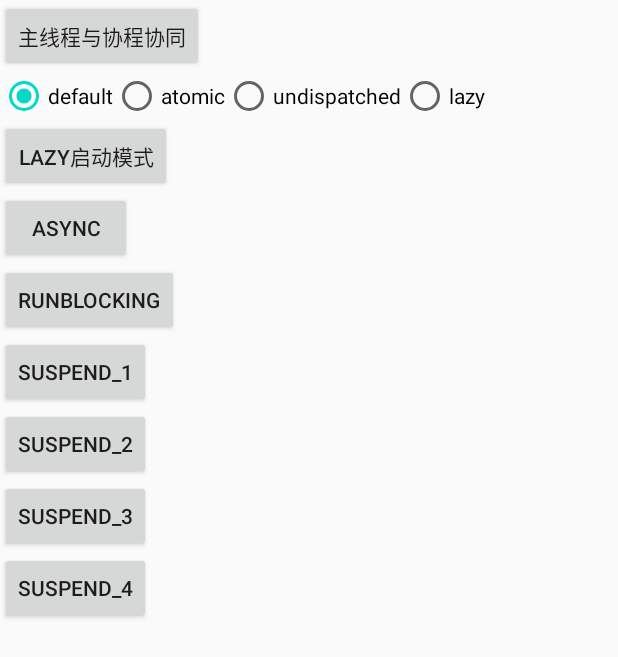
After one commit to ChanningShaw/AndroidPlayground, an Android app: the CoroutineActivity screen opened directly, with no data from a screen before it, on a phone screen of 412 x 824 dp. The commit adds this screen. Shown: the top 657 px of the screen. Run offline under Robolectric (Android 15) with nearby library versions, the phone set to English and light mode, and no system bars.

Commit message:
add some kotlint coroutine demos

```diff
--- a/app/src/main/AndroidManifest.xml
+++ b/app/src/main/AndroidManifest.xml
@@ -20,7 +20,7 @@
         <activity android:name=".render.MatrixDemoActivity" />
         <activity android:name=".render.DrawTextDemoActivity" />
         <activity android:name=".planegeometry.PlaneGeometryActivity" />
-        <activity android:name=".sort.SortActivity" />
+        <activity android:name=".sort.SortActivity" /><activity android:name=".kotlin.CoroutineActivity" /><activity android:name=".kotlin.FlowActivity" />
     </application>
 
 </manifest>
--- a/app/src/main/java/com/wedream/demo/MainActivity.kt
+++ b/app/src/main/java/com/wedream/demo/MainActivity.kt
@@ -7,6 +7,8 @@ import androidx.recyclerview.widget.RecyclerView
 import com.wedream.demo.app.MyApplication
 import com.wedream.demo.category.CategoryAdapter
 import com.wedream.demo.common.CommonAdapter
+import com.wedream.demo.kotlin.CoroutineActivity
+import com.wedream.demo.kotlin.FlowActivity
 import com.wedream.demo.render.DrawTextDemoActivity
 import com.wedream.demo.render.MatrixDemoActivity
 import com.wedream.demo.planegeometry.PlaneGeometryActivity
@@ -19,6 +21,8 @@ class MainActivity : AppCompatActivity() {
             MatrixDemoActivity::class.java,
             DrawTextDemoActivity::class.java,
             PlaneGeometryActivity::class.java,
+            CoroutineActivity::class.java,
+            FlowActivity::class.java,
             SortActivity::class.java
         )
     }
--- a/app/src/main/java/com/wedream/demo/sort/SortActivity.kt
+++ b/app/src/main/java/com/wedream/demo/sort/SortActivity.kt
@@ -49,7 +49,7 @@ class SortActivity : AppCompatActivity() {
         super.onStop()
     }
 
-    enum class SortAlgorithmType{
+    enum class SortAlgorithmType {
         Bubble, Select, Insert, Shell
     }
 }
--- /dev/null
+++ b/app/src/main/res/layout/activity_coroutine.xml
@@ -0,0 +1,89 @@
+<?xml version="1.0" encoding="utf-8"?>
+<LinearLayout xmlns:android="http://schemas.android.com/apk/res/android"
+  android:layout_width="match_parent"
+  android:layout_height="match_parent"
+  android:orientation="vertical">
+
+  <Button
+    android:id="@+id/launch"
+    android:layout_width="wrap_content"
+    android:layout_height="wrap_content"
+    android:text="主线程与协程协同" />
+
+  <RadioGroup
+    android:id="@+id/rg_start_modes"
+    android:layout_width="match_parent"
+    android:layout_height="wrap_content"
+    android:orientation="horizontal">
+
+    <RadioButton
+      android:id="@+id/start_mode_default"
+      android:layout_width="wrap_content"
+      android:layout_height="wrap_content"
+      android:checked="true"
+      android:text="default" />
+
+    <RadioButton
+      android:id="@+id/start_mode_atomic"
+      android:layout_width="wrap_content"
+      android:layout_height="wrap_content"
+      android:text="atomic" />
+
+
+    <RadioButton
+      android:id="@+id/start_mode_undispatched"
+      android:layout_width="wrap_content"
+      android:layout_height="wrap_content"
+      android:text="undispatched" />
+
+
+    <RadioButton
+      android:id="@+id/start_mode_lazy"
+      android:layout_width="wrap_content"
+      android:layout_height="wrap_content"
+      android:text="lazy" />
+
+  </RadioGroup>
+
+    <Button
+      android:id="@+id/start_mode"
+      android:layout_width="wrap_content"
+      android:layout_height="wrap_content"
+      android:text="LAZY启动模式" />
+
+    <Button
+      android:id="@+id/async"
+      android:layout_width="wrap_content"
+      android:layout_height="wrap_content"
+      android:text="async" />
+
+    <Button
+      android:id="@+id/runBlocking"
+      android:layout_width="wrap_content"
+      android:layout_height="wrap_content"
+      android:text="runBlocking" />
+
+    <Button
+      android:id="@+id/suspend_1"
+      android:layout_width="wrap_content"
+      android:layout_height="wrap_content"
+      android:text="suspend_1" />
+
+    <Button
+  android:id="@+id/suspend_2"
+  android:layout_width="wrap_content"
+  android:layout_height="wrap_content"
+  android:text="suspend_2" />
+
+    <Button
+      android:id="@+id/suspend_3"
+      android:layout_width="wrap_content"
+      android:layout_height="wrap_content"
+      android:text="suspend_3" />
+
+      <Button
+        android:id="@+id/suspend_4"
+        android:layout_width="wrap_content"
+        android:layout_height="wrap_content"
+        android:text="suspend_4" />
+</LinearLayout>
```
Also changed, not shown: app/build.gradle (+9 -2 lines), app/src/main/java/com/wedream/demo/kotlin/CoroutineActivity.kt (added, +181 -0 lines), app/src/main/java/com/wedream/demo/kotlin/FlowActivity.kt (added, +235 -0 lines), app/src/main/java/com/wedream/demo/util/LogUtils.kt (added, +10 -0 lines), app/src/main/res/layout/activity_flow.xml (added, +67 -0 lines).
